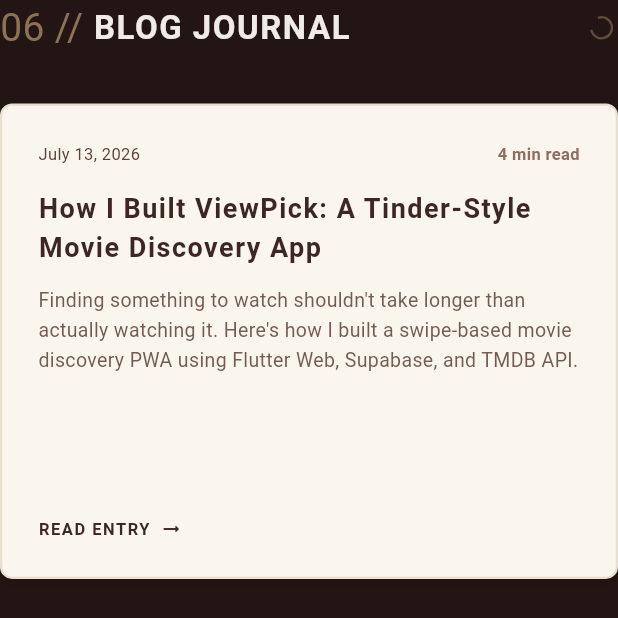
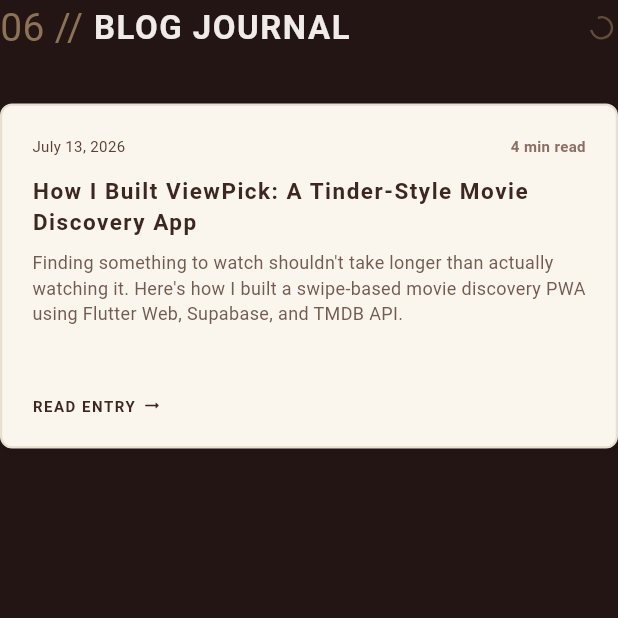
Before and after one commit to adil-rahman-3063/Adil-rahman-portfolio, a Flutter app: the BlogSection widget shown alone on an empty page, opened directly, on a phone screen of 412 x 824 dp. Shown: the top 618 px of the screen. Run offline on Flutter 3.47's test engine with Material 3 defaults, Android fonts, the phone set to English and light mode, and no system bars; our stand-ins replace google_fonts; missing offline and left inert: dart:html, dart:js, dart:ui_web; statements that could not run were skipped.

Commit message:
fix: refactor blog section to match projects wrap style, reduce card height, and fix modal close button callback

```diff
--- a/lib/data/blog_data.dart
+++ b/lib/data/blog_data.dart
@@ -1,3 +1,4 @@
+
 class BlogPost {
   final String id;
   final String title;
--- a/lib/sections/blog_section.dart
+++ b/lib/sections/blog_section.dart
@@ -42,8 +42,6 @@
 
   @override
   Widget build(BuildContext context) {
-    final isDesktop = MediaQuery.of(context).size.width >= 900;
-
     return Column(
       crossAxisAlignment: CrossAxisAlignment.start,
       children: [
@@ -81,20 +79,32 @@
                   style: CozyTheme.monoStyle(fontSize: 14, color: CozyTheme.textGray),
                 ),
               )
-            : GridView.builder(
-                shrinkWrap: true,
-                physics: const NeverScrollableScrollPhysics(),
-                itemCount: _blogs.length,
-                gridDelegate: SliverGridDelegateWithFixedCrossAxisCount(
-                  crossAxisCount: isDesktop ? 2 : 1,
-                  crossAxisSpacing: 24,
-                  mainAxisSpacing: 24,
-                  childAspectRatio: isDesktop ? 1.6 : 1.3,
-                ),
-                itemBuilder: (context, index) {
-                  return _BlogCard(
-                    blog: _blogs[index],
-                    onTap: () => _showBlogReader(_blogs[index]),
+            : LayoutBuilder(
+                builder: (context, constraints) {
+                  final w = constraints.maxWidth;
+                  int crossAxisCount = 1;
+                  if (w >= 900) {
+                    crossAxisCount = 3;
+                  } else if (w >= 600) {
+                    crossAxisCount = 2;
+                  }
+                  final double spacing = 16.0;
+                  final double itemWidth = (w - (crossAxisCount - 1) * spacing) / crossAxisCount;
+
+                  return Wrap(
+                    spacing: spacing,
+                    runSpacing: spacing,
+                    children: _blogs.map((blog) {
+                      return SizedBox(
+                        key: ValueKey(blog.id),
+                        width: itemWidth,
+                        height: 230, // Reduced block size matching works style
+                        child: _BlogCard(
+                          blog: blog,
+                          onTap: () => _showBlogReader(blog),
+                        ),
+                      );
+                    }).toList(),
                   );
                 },
               ),
@@ -127,7 +137,7 @@
         child: AnimatedContainer(
           duration: const Duration(milliseconds: 200),
           decoration: CozyTheme.cozyPanelDecoration(hovered: _hovered),
-          padding: const EdgeInsets.all(24),
+          padding: const EdgeInsets.all(20),
           child: Column(
             crossAxisAlignment: CrossAxisAlignment.start,
             children: [
@@ -136,53 +146,53 @@
                 children: [
                   Text(
                     widget.blog.date,
-                    style: CozyTheme.monoStyle(fontSize: 11, color: CozyTheme.textDarkGray),
+                    style: CozyTheme.monoStyle(fontSize: 10, color: CozyTheme.textDarkGray),
                   ),
                   Text(
                     widget.blog.readTime,
-                    style: CozyTheme.monoStyle(fontSize: 11, color: CozyTheme.accentBrown)
+                    style: CozyTheme.monoStyle(fontSize: 10, color: CozyTheme.accentBrown)
                         .copyWith(fontWeight: FontWeight.bold),
                   ),
                 ],
               ),
-              const SizedBox(height: 16),
+              const SizedBox(height: 12),
               Text(
                 widget.blog.title,
                 maxLines: 2,
                 overflow: TextOverflow.ellipsis,
                 style: CozyTheme.headerStyle(
-                  fontSize: 18,
+                  fontSize: 15,
                   color: CozyTheme.textDark,
                   weight: FontWeight.bold,
                 ),
               ),
-              const SizedBox(height: 12),
+              const SizedBox(height: 8),
               Expanded(
                 child: Text(
                   widget.blog.excerpt,
                   maxLines: 3,
                   overflow: TextOverflow.ellipsis,
                   style: CozyTheme.monoStyle(
-                    fontSize: 13,
+                    fontSize: 12,
                     color: CozyTheme.textDarkGray.withOpacity(0.85),
-                  ).copyWith(height: 1.5),
+                  ).copyWith(height: 1.4),
                 ),
               ),
-              const SizedBox(height: 12),
+              const SizedBox(height: 8),
               Row(
                 children: [
                   Text(
                     'READ ENTRY',
                     style: CozyTheme.headerStyle(
-                      fontSize: 11,
+                      fontSize: 10,
                       color: _hovered ? CozyTheme.accentBrown : CozyTheme.textDark,
                       weight: FontWeight.bold,
                     ).copyWith(letterSpacing: 1),
                   ),
-                  const SizedBox(width: 6),
+                  const SizedBox(width: 4),
                   Icon(
                     Icons.arrow_right_alt_rounded,
-                    size: 16,
+                    size: 14,
                     color: _hovered ? CozyTheme.accentBrown : CozyTheme.textDark,
                   ),
                 ],
@@ -240,7 +250,7 @@
                     ),
                   ),
                   IconButton(
-                    onPressed: () => Navigator.of(context, rootNavigator: true).pop(),
+                    onPressed: () => Navigator.of(context).pop(),
                     icon: const Icon(Icons.close_rounded, color: CozyTheme.textDark),
                   ),
                 ],
@@ -347,7 +357,6 @@
       }
       // Paragraph
       else {
-        // Strip out basic markdown formats like bold '**' or link syntax '[text](url)' for clean display
         var cleanLine = trimmed.replaceAll('**', '');
 
         widgets.add(
```
